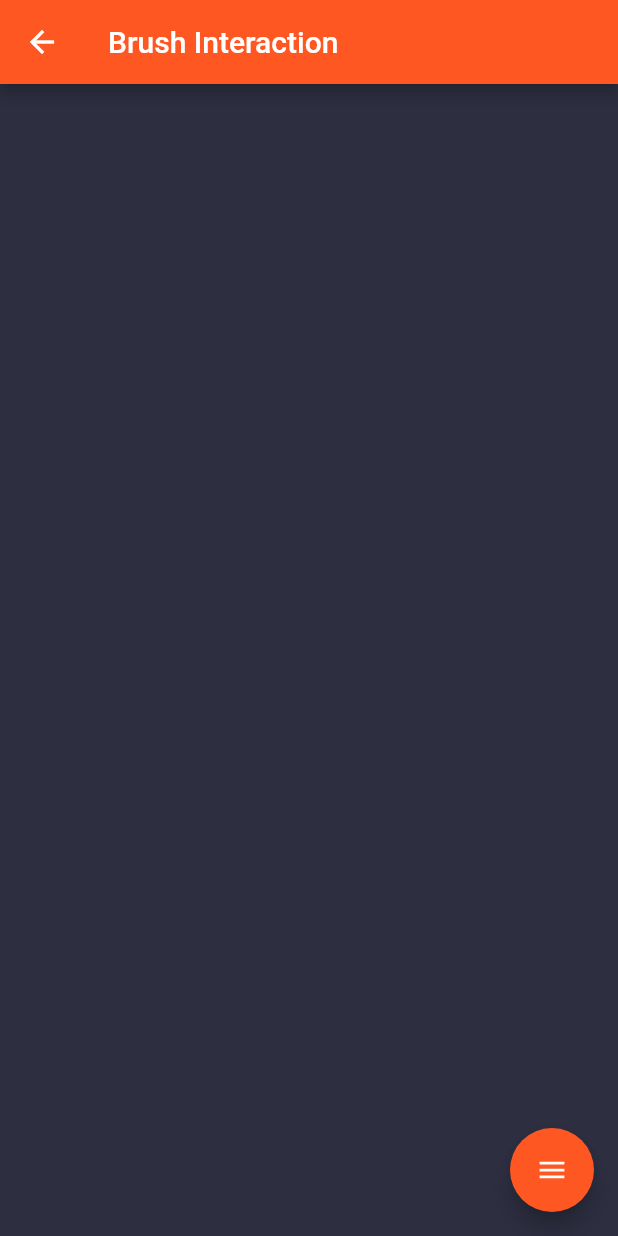
After one commit to tanzil114/playwithme, a Flutter app: the BrushInteractionScreen screen opened directly, on a phone screen of 412 x 824 dp. The commit adds this screen. Run offline on Flutter 3.47's test engine with Material 2 defaults, Android fonts, the phone set to English and light mode, and no system bars; drawn by our look-alikes of flutter_speed_dial; our stand-ins replace flushbar, flutter_colorpicker.

Commit message:
Added brush interaction

```diff
--- a/lib/src/constants/app_config.dart
+++ b/lib/src/constants/app_config.dart
@@ -3,4 +3,7 @@ import 'package:flutter/material.dart';
 class AppConfig {
   static const Color backgroundColor = Color(0xFF2D2F41);
   static const Color objectColor = Color(0xFF999EC9);
+  static const Color brushColor = Color(0xFF444444);
+  static const double objectPointRadius = 5.0;
+  static const double brushRadius = 2.0;
 }
--- a/lib/src/object_painter.dart
+++ b/lib/src/object_painter.dart
@@ -2,14 +2,20 @@ import 'package:flutter/material.dart';
 import 'constants/app_config.dart';
 
 class ObjectPainter extends CustomPainter {
-  ObjectPainter({
-    this.objectPoints,
-    this.shouldJoinPoints,
-    this.objectColor = AppConfig.objectColor,
-  });
+  ObjectPainter(
+      {this.objectPoints,
+      this.shouldJoinPoints,
+      this.objectColor = AppConfig.objectColor,
+      this.shouldBrushPaint = false,
+      this.brushContactPoints,
+      this.brushColor});
   final List<Offset> objectPoints;
   final bool shouldJoinPoints;
   final Color objectColor;
+  final bool shouldBrushPaint;
+  final List<Offset> brushContactPoints;
+  final Color brushColor;
+
   @override
   void paint(Canvas canvas, Size size) {
     var paint = Paint()
@@ -18,10 +24,16 @@ class ObjectPainter extends CustomPainter {
     var objectPaint = Paint()..color = objectColor;
     if (!shouldJoinPoints) {
       objectPoints.forEach((e) {
-        canvas.drawCircle(e, 5.0, paint);
+        canvas.drawCircle(e, AppConfig.objectPointRadius, paint);
       });
     } else {
       drawObject(canvas, objectPaint);
+    }
+    if (shouldBrushPaint) {
+      var brushPaint = Paint()..color = brushColor;
+      brushContactPoints.forEach((e) {
+        canvas.drawCircle(e, AppConfig.brushRadius, brushPaint);
+      });
     }
   }
 
--- /dev/null
+++ b/lib/src/screens/brush_interaction_screen.dart
@@ -0,0 +1,94 @@
+import 'package:flutter/material.dart';
+import 'package:flutter_speed_dial/flutter_speed_dial.dart';
+import 'package:playwithme/src/constants/app_config.dart';
+import 'package:playwithme/src/helper/color_picker_handler.dart';
+import 'package:playwithme/src/helper/helper.dart';
+
+import '../object_painter.dart';
+
+class BrushInteractionScreen extends StatefulWidget {
+  final List<Offset> objectPoints;
+  const BrushInteractionScreen({Key key, this.objectPoints}) : super(key: key);
+  @override
+  _BrushInteractionScreenState createState() => _BrushInteractionScreenState();
+}
+
+class _BrushInteractionScreenState extends State<BrushInteractionScreen> {
+  List<Offset> _brushPoints = [];
+  Color pickerColor = AppConfig.brushColor;
+  Color currentColor = AppConfig.brushColor;
+  final _appBar = AppBar(
+    title: Text('Brush Interaction'),
+  );
+
+  void changeColor(Color color) {
+    setState(() => pickerColor = color);
+  }
+
+  @override
+  Widget build(BuildContext context) {
+    return Scaffold(
+      appBar: _appBar,
+      floatingActionButton: SpeedDial(
+        marginRight: 18,
+        marginBottom: 60,
+        animatedIcon: AnimatedIcons.menu_close,
+        animatedIconTheme: IconThemeData(size: 22.0),
+        shape: CircleBorder(),
+        children: [
+          SpeedDialChild(
+            child: Icon(Icons.colorize),
+            backgroundColor: Colors.red,
+            label: 'Color',
+            labelStyle: TextStyle(fontSize: 18.0),
+            onTap: () => ColorPickerHandler.showColorPickerDialog(
+                context: context,
+                pickerColor: pickerColor,
+                currentColor: currentColor,
+                changeColor: changeColor,
+                onPressed: () {
+                  setState(() => currentColor = pickerColor);
+                  Navigator.of(context).pop();
+                }),
+          ),
+          SpeedDialChild(
+            child: Icon(Icons.arrow_back),
+            backgroundColor: Colors.red,
+            label: 'Back',
+            labelStyle: TextStyle(fontSize: 18.0),
+            onTap: () => Navigator.pop(context),
+          ),
+          SpeedDialChild(
+            child: Icon(Icons.info),
+            backgroundColor: Colors.red,
+            label: 'Info',
+            labelStyle: TextStyle(fontSize: 18.0),
+            onTap: () => Helper.showAlertDialog(context, 'Brush Interaction',
+                'Use the brush to paint over the object, and change color from the options'),
+          ),
+        ],
+      ),
+      body: GestureDetector(
+        onPanUpdate: (details) {
+          setState(() {
+            _brushPoints.add(details.globalPosition -
+                Offset(0, _appBar.preferredSize.height));
+          });
+        },
+        child: Container(
+          color: AppConfig.backgroundColor,
+          child: CustomPaint(
+            painter: ObjectPainter(
+              objectPoints: widget.objectPoints,
+              shouldJoinPoints: true,
+              shouldBrushPaint: true,
+              brushContactPoints: _brushPoints,
+              brushColor: currentColor,
+            ),
+            child: Container(),
+          ),
+        ),
+      ),
+    );
+  }
+}
```
Also changed, not shown: lib/src/screens/home_screen.dart (+30 -2 lines).
